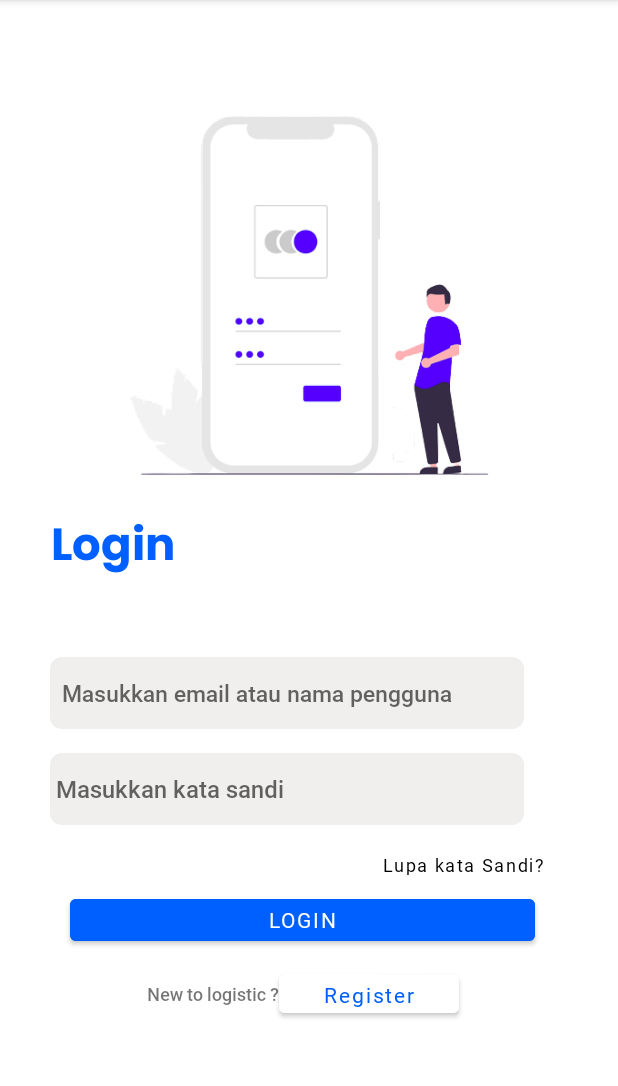
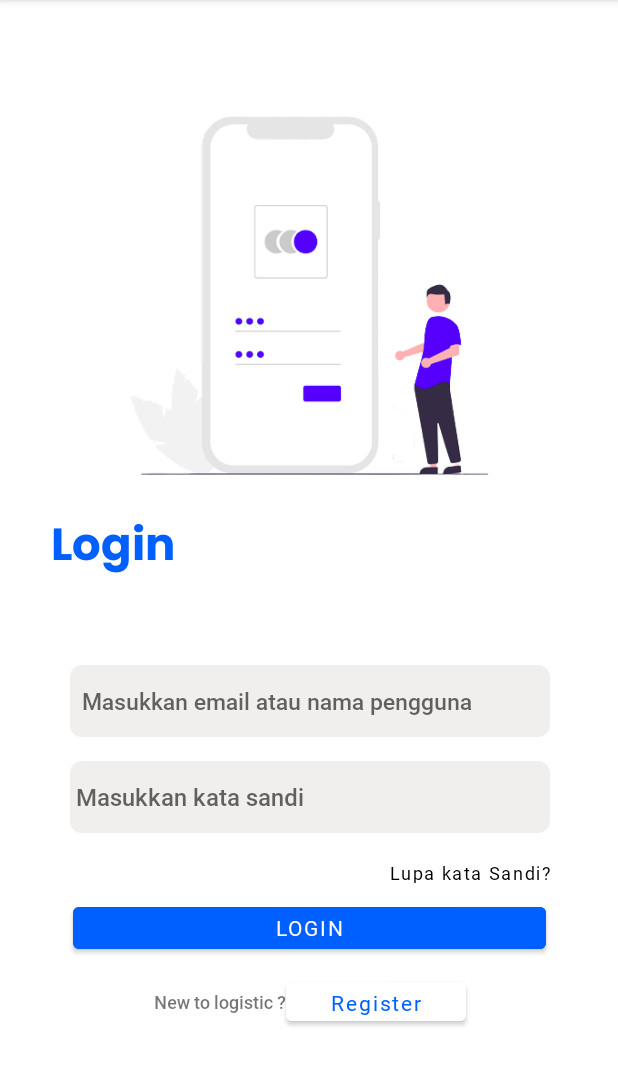
Before and after one commit to hanifalfaqih/Career8, an Android app: the LoginActivity screen opened directly, with no data from a screen before it, on a phone screen of 412 x 824 dp, the part 84-1170 px from its top. Run offline under Robolectric (Android 15) with nearby library versions, the phone set to English and light mode, and no system bars.

Commit message:
update login screen and adjust layout

```diff
--- a/app/src/main/res/layout/activity_login.xml
+++ b/app/src/main/res/layout/activity_login.xml
@@ -34,17 +34,20 @@
         android:id="@+id/layout_login"
         android:layout_width="413dp"
         android:layout_height="368dp"
-        android:layout_marginEnd="4dp"
+        android:layout_marginStart="16dp"
+        android:gravity="center"
         android:orientation="vertical"
         android:padding="30dp"
         app:layout_constraintBottom_toBottomOf="parent"
         app:layout_constraintEnd_toEndOf="parent"
+        app:layout_constraintHorizontal_bias="0.944"
+        app:layout_constraintStart_toStartOf="parent"
         app:layout_constraintTop_toTopOf="parent"
-        app:layout_constraintVertical_bias="1.0">
+        app:layout_constraintVertical_bias="0.955">
 
         <EditText
             android:id="@+id/email_input"
-            android:layout_width="316dp"
+            android:layout_width="320dp"
             android:layout_height="48dp"
             android:layout_margin="8dp"
             android:background="@drawable/layout_input"
@@ -54,7 +57,8 @@
 
         <EditText
             android:id="@+id/password_input"
-            android:layout_width="316dp"
+            android:layout_width="320dp"
+            android:inputType="textPassword"
             android:layout_height="48dp"
             android:layout_margin="8dp"
             android:background="@drawable/layout_input"
@@ -67,21 +71,22 @@
             android:layout_width="wrap_content"
             android:layout_height="35dp"
             android:layout_gravity="right"
+            android:background="@android:color/transparent"
             android:backgroundTint="@android:color/transparent"
-            android:background="@android:color/transparent"
+            android:fontFamily="@font/roboto_regular"
             android:text="Lupa kata Sandi?"
-            android:fontFamily="@font/roboto_regular"
             android:textAllCaps="false"
             android:textColor="@color/black"
-            android:textSize="12dp"/>
-      <Button
-          android:id="@+id/login_button"
-          android:layout_width="310dp"
-          android:layout_height="40dp"
-          android:layout_gravity="center"
-          android:backgroundTint="@color/blue"
-          android:text="Login"
-          android:fontFamily="@font/roboto_regular"/>
+            android:textSize="12dp" />
+
+        <Button
+            android:id="@+id/login_button"
+            android:layout_width="315dp"
+            android:layout_height="40dp"
+            android:layout_gravity="center"
+            android:backgroundTint="@color/blue"
+            android:fontFamily="@font/roboto_regular"
+            android:text="Login" />
 
         <LinearLayout
             android:layout_width="match_parent"
@@ -95,17 +100,18 @@
                 android:layout_height="wrap_content"
                 android:fontFamily="@font/roboto_medium"
                 android:text="New to logistic ?"
-                android:textSize="12dp"/>
+                android:textSize="12dp" />
+
             <Button
                 android:id="@+id/to_register_button"
                 android:layout_width="120dp"
                 android:layout_height="38dp"
                 android:backgroundTint="@color/white"
+                android:fontFamily="@font/roboto_regular"
                 android:text="Register"
-                android:fontFamily="@font/roboto_regular"
                 android:textAllCaps="false"
-                android:textSize="14dp"
-                android:textColor="@color/blue"/>
+                android:textColor="@color/blue"
+                android:textSize="14dp" />
 
 
         </LinearLayout>
```
